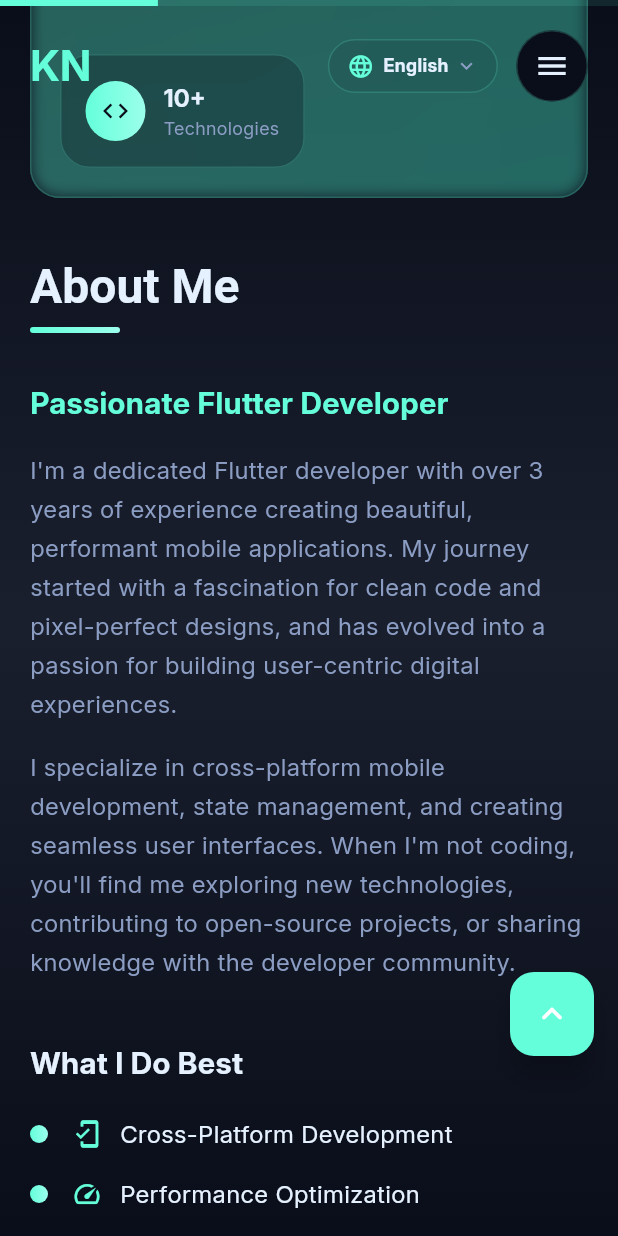
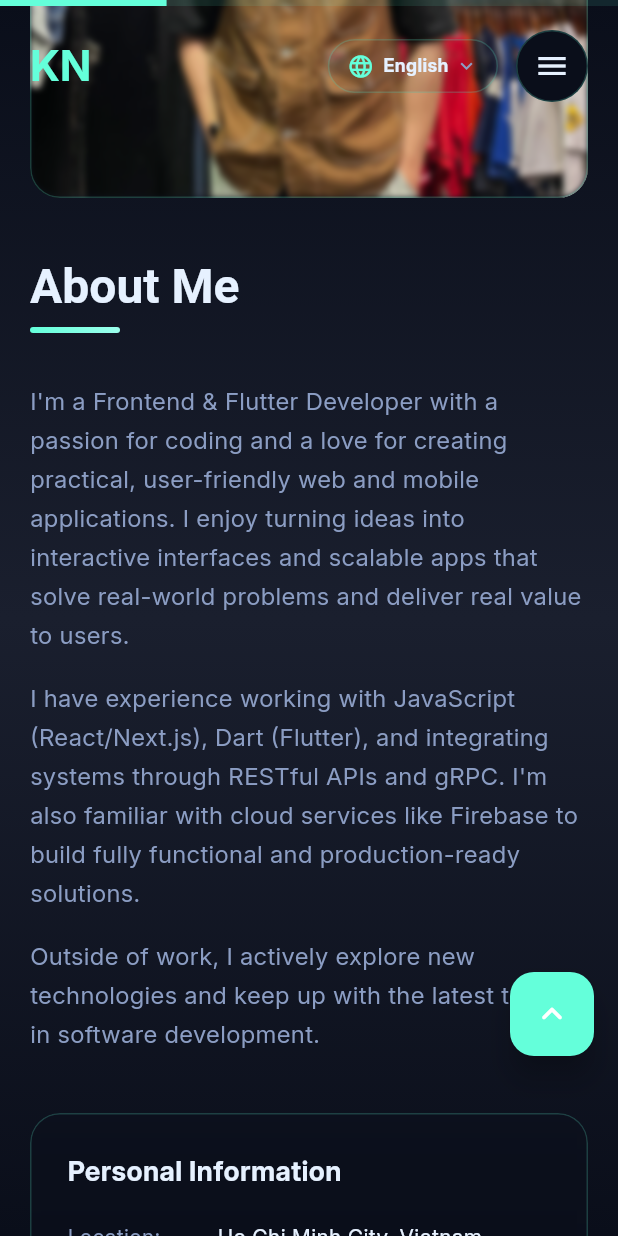
Before and after one commit to Mido2610/kiet_portfolio, a Flutter app: the screen it shows after launch, scrolled down 1152 dp, on a phone screen of 412 x 824 dp. Run offline on Flutter 3.47's test engine with Material 3 defaults, Android fonts, the phone set to English and light mode, and no system bars; our stand-ins replace animated_text_kit, flutter_hooks, flutter_staggered_animations, flutter_svg, freezed_annotation, google_fonts and 3 more; missing offline and left inert: emailjs; statements that could not run were skipped.

Commit message:
fix: fix text about_section and add image

```diff
--- a/lib/gen/l10n/app_localizations.dart
+++ b/lib/gen/l10n/app_localizations.dart
@@ -230,14 +230,26 @@ abstract class AppLocalizations {
   /// No description provided for @aboutDescription1.
   ///
   /// In en, this message translates to:
-  /// **'I\'m a dedicated Flutter developer with over 3 years of experience creating beautiful, performant mobile applications. My journey started with a fascination for clean code and pixel-perfect designs, and has evolved into a passion for building user-centric digital experiences.'**
+  /// **'I\'m a Frontend & Flutter Developer with a passion for coding and a love for creating practical, user-friendly web and mobile applications. I enjoy turning ideas into interactive interfaces and scalable apps that solve real-world problems and deliver real value to users.'**
   String get aboutDescription1;
 
   /// No description provided for @aboutDescription2.
   ///
   /// In en, this message translates to:
-  /// **'I specialize in cross-platform mobile development, state management, and creating seamless user interfaces. When I\'m not coding, you\'ll find me exploring new technologies, contributing to open-source projects, or sharing knowledge with the developer community.'**
+  /// **'I have experience working with JavaScript (React/Next.js), Dart (Flutter), and integrating systems through RESTful APIs and gRPC. I\'m also familiar with cloud services like Firebase to build fully functional and production-ready solutions.'**
   String get aboutDescription2;
+
+  /// No description provided for @aboutDescription3.
+  ///
+  /// In en, this message translates to:
+  /// **'I\'m particularly interested in the intersection of design, performance, and user experience — aiming to build technology that empowers people to work better, not replaces them.'**
+  String get aboutDescription3;
+
+  /// No description provided for @aboutDescription4.
+  ///
+  /// In en, this message translates to:
+  /// **'Outside of work, I actively explore new technologies and keep up with the latest trends in software development.'**
+  String get aboutDescription4;
 
   /// No description provided for @yearsExperience.
   ///
@@ -320,7 +332,7 @@ abstract class AppLocalizations {
   /// No description provided for @languagesValue.
   ///
   /// In en, this message translates to:
-  /// **'Vietnamese, English'**
+  /// **'Vietnamese, English, Japanese'**
   String get languagesValue;
 
   /// No description provided for @interests.
@@ -332,7 +344,7 @@ abstract class AppLocalizations {
   /// No description provided for @interestsValue.
   ///
   /// In en, this message translates to:
-  /// **'Technology, Design, Travel'**
+  /// **'Technology, Travel'**
   String get interestsValue;
 
   /// No description provided for @status.
--- a/lib/gen/l10n/app_localizations_en.dart
+++ b/lib/gen/l10n/app_localizations_en.dart
@@ -75,10 +75,16 @@ class AppLocalizationsEn extends AppLocalizations {
   String get passionateFlutterDeveloper => 'Passionate Flutter Developer';
 
   @override
-  String get aboutDescription1 => 'I\'m a dedicated Flutter developer with over 3 years of experience creating beautiful, performant mobile applications. My journey started with a fascination for clean code and pixel-perfect designs, and has evolved into a passion for building user-centric digital experiences.';
+  String get aboutDescription1 => 'I\'m a Frontend & Flutter Developer with a passion for coding and a love for creating practical, user-friendly web and mobile applications. I enjoy turning ideas into interactive interfaces and scalable apps that solve real-world problems and deliver real value to users.';
 
   @override
-  String get aboutDescription2 => 'I specialize in cross-platform mobile development, state management, and creating seamless user interfaces. When I\'m not coding, you\'ll find me exploring new technologies, contributing to open-source projects, or sharing knowledge with the developer community.';
+  String get aboutDescription2 => 'I have experience working with JavaScript (React/Next.js), Dart (Flutter), and integrating systems through RESTful APIs and gRPC. I\'m also familiar with cloud services like Firebase to build fully functional and production-ready solutions.';
+
+  @override
+  String get aboutDescription3 => 'I\'m particularly interested in the intersection of design, performance, and user experience — aiming to build technology that empowers people to work better, not replaces them.';
+
+  @override
+  String get aboutDescription4 => 'Outside of work, I actively explore new technologies and keep up with the latest trends in software development.';
 
   @override
   String get yearsExperience => '1+ Years';
@@ -120,13 +126,13 @@ class AppLocalizationsEn extends AppLocalizations {
   String get languages => 'Languages';
 
   @override
-  String get languagesValue => 'Vietnamese, English';
+  String get languagesValue => 'Vietnamese, English, Japanese';
 
   @override
   String get interests => 'Interests';
 
   @override
-  String get interestsValue => 'Technology, Design, Travel';
+  String get interestsValue => 'Technology, Travel';
 
   @override
   String get status => 'Status';
--- a/lib/gen/l10n/app_localizations_vi.dart
+++ b/lib/gen/l10n/app_localizations_vi.dart
@@ -51,7 +51,7 @@ class AppLocalizationsVi extends AppLocalizations {
   String get uiUxEnthusiast => 'Người đam mê UI/UX';
 
   @override
-  String get heroDescription => 'Tôi chuyên phát triển giao diện web bằng React và xây dựng ứng dụng di động đa nền tảng với Flutter';
+  String get heroDescription => 'Tôi phát triển giao diện web bằng React và xây dựng ứng dụng di động đa nền tảng với Flutter';
 
   @override
   String get viewMyWork => 'Xem công việc của tôi';
@@ -75,10 +75,16 @@ class AppLocalizationsVi extends AppLocalizations {
   String get passionateFlutterDeveloper => 'Lập trình viên Flutter đầy đam mê';
 
   @override
-  String get aboutDescription1 => 'Tôi là một lập trình viên Flutter tận tâm với hơn 3 năm kinh nghiệm tạo ra những ứng dụng di động đẹp mắt và hiệu suất cao. Hành trình của tôi bắt đầu từ sự say mê với code sạch và thiết kế hoàn hảo từng pixel, và đã phát triển thành niềm đam mê xây dựng những trải nghiệm số lấy người dùng làm trung tâm.';
+  String get aboutDescription1 => 'Tôi là lập trình viên Frontend & Flutter, đam mê lập trình và yêu thích việc tạo ra những sản phẩm web và mobile hữu ích, dễ sử dụng và có tính ứng dụng cao. Mình thích biến ý tưởng thành những giao diện tương tác và ứng dụng có tính mở rộng, giải quyết vấn đề thực tế và tạo ra giá trị cho người dùng.';
 
   @override
-  String get aboutDescription2 => 'Tôi chuyên về phát triển ứng dụng di động đa nền tảng, quản lý trạng thái và tạo ra giao diện người dùng mượt mà. Khi không lập trình, bạn sẽ thấy tôi khám phá các công nghệ mới, đóng góp cho các dự án mã nguồn mở hoặc chia sẻ kiến thức với cộng đồng lập trình viên.';
+  String get aboutDescription2 => 'Tôi có kinh nghiệm sử dụng JavaScript, TypeScript (React), Dart (Flutter), và tích hợp hệ thống thông qua RESTful API và gRPC. Đồng thời, mình cũng quen thuộc với các dịch vụ cloud như Firebase để xây dựng giải pháp đầy đủ tính năng.';
+
+  @override
+  String get aboutDescription3 => 'Tôi đặc biệt quan tâm đến sự kết hợp giữa thiết kế, hiệu năng và trải nghiệm người dùng – hướng đến việc tạo ra công nghệ giúp con người làm việc tốt hơn, thay vì thay thế họ.';
+
+  @override
+  String get aboutDescription4 => 'Ngoài công việc, tôi thường xuyên tìm hiểu công nghệ mới và khám phá các xu hướng mới trong lĩnh vực phần mềm';
 
   @override
   String get yearsExperience => '1+ Năm';
@@ -120,13 +126,13 @@ class AppLocalizationsVi extends AppLocalizations {
   String get languages => 'Ngôn ngữ';
 
   @override
-  String get languagesValue => 'Tiếng Việt, Tiếng Anh';
+  String get languagesValue => 'Tiếng Việt, Tiếng Anh, Tiếng Nhật';
 
   @override
   String get interests => 'Sở thích';
 
   @override
-  String get interestsValue => 'Công nghệ, Thiết kế, Du lịch';
+  String get interestsValue => 'Công nghệ, Du lịch';
 
   @override
   String get status => 'Trạng thái';
--- a/lib/l10n/app_en.arb
+++ b/lib/l10n/app_en.arb
@@ -25,8 +25,10 @@
 
   "aboutMe": "About Me",
   "passionateFlutterDeveloper": "Passionate Flutter Developer",
-  "aboutDescription1": "I'm a dedicated Flutter developer with over 3 years of experience creating beautiful, performant mobile applications. My journey started with a fascination for clean code and pixel-perfect designs, and has evolved into a passion for building user-centric digital experiences.",
-  "aboutDescription2": "I specialize in cross-platform mobile development, state management, and creating seamless user interfaces. When I'm not coding, you'll find me exploring new technologies, contributing to open-source projects, or sharing knowledge with the developer community.",
+  "aboutDescription1": "I'm a Frontend & Flutter Developer with a passion for coding and a love for creating practical, user-friendly web and mobile applications. I enjoy turning ideas into interactive interfaces and scalable apps that solve real-world problems and deliver real value to users.",
+  "aboutDescription2": "I have experience working with JavaScript (React/Next.js), Dart (Flutter), and integrating systems through RESTful APIs and gRPC. I'm also familiar with cloud services like Firebase to build fully functional and production-ready solutions.",
+  "aboutDescription3": "I'm particularly interested in the intersection of design, performance, and user experience — aiming to build technology that empowers people to work better, not replaces them.",
+  "aboutDescription4": "Outside of work, I actively explore new technologies and keep up with the latest trends in software development.",
   "yearsExperience": "1+ Years",
   "experienceLabel": "Experience",
   "technologiesCount": "10+",
@@ -40,9 +42,9 @@
   "location": "Location",
   "locationValue": "Ho Chi Minh City, Vietnam",
   "languages": "Languages",
-  "languagesValue": "Vietnamese, English",
+  "languagesValue": "Vietnamese, English, Japanese",
   "interests": "Interests",
-  "interestsValue": "Technology, Design, Travel",
+  "interestsValue": "Technology, Travel",
   "status": "Status",
   "statusValue": "Available for Freelance",
 
--- a/lib/l10n/app_vi.arb
+++ b/lib/l10n/app_vi.arb
@@ -16,7 +16,7 @@
   "mobileAppDeveloper": "Lập trình viên ứng dụng di động",
   "frontEndDeveloper": "Lập trình viên FrontEnd",
   "uiUxEnthusiast": "Người đam mê UI/UX",
-  "heroDescription": "Tôi chuyên phát triển giao diện web bằng React và xây dựng ứng dụng di động đa nền tảng với Flutter",
+  "heroDescription": "Tôi phát triển giao diện web bằng React và xây dựng ứng dụng di động đa nền tảng với Flutter",
   "viewMyWork": "Xem công việc của tôi",
   "contactMe": "Liên hệ với tôi",
   "github": "GitHub",
@@ -25,8 +25,10 @@
 
   "aboutMe": "Giới thiệu về tôi",
   "passionateFlutterDeveloper": "Lập trình viên Flutter đầy đam mê",
-  "aboutDescription1": "Tôi là một lập trình viên Flutter tận tâm với hơn 3 năm kinh nghiệm tạo ra những ứng dụng di động đẹp mắt và hiệu suất cao. Hành trình của tôi bắt đầu từ sự say mê với code sạch và thiết kế hoàn hảo từng pixel, và đã phát triển thành niềm đam mê xây dựng những trải nghiệm số lấy người dùng làm trung tâm.",
-  "aboutDescription2": "Tôi chuyên về phát triển ứng dụng di động đa nền tảng, quản lý trạng thái và tạo ra giao diện người dùng mượt mà. Khi không lập trình, bạn sẽ thấy tôi khám phá các công nghệ mới, đóng góp cho các dự án mã nguồn mở hoặc chia sẻ kiến thức với cộng đồng lập trình viên.",
+  "aboutDescription1": "Tôi là lập trình viên Frontend & Flutter, đam mê lập trình và yêu thích việc tạo ra những sản phẩm web và mobile hữu ích, dễ sử dụng và có tính ứng dụng cao. Mình thích biến ý tưởng thành những giao diện tương tác và ứng dụng có tính mở rộng, giải quyết vấn đề thực tế và tạo ra giá trị cho người dùng.",
+  "aboutDescription2": "Tôi có kinh nghiệm sử dụng JavaScript, TypeScript (React), Dart (Flutter), và tích hợp hệ thống thông qua RESTful API và gRPC. Đồng thời, mình cũng quen thuộc với các dịch vụ cloud như Firebase để xây dựng giải pháp đầy đủ tính năng.",
+  "aboutDescription3": "Tôi đặc biệt quan tâm đến sự kết hợp giữa thiết kế, hiệu năng và trải nghiệm người dùng – hướng đến việc tạo ra công nghệ giúp con người làm việc tốt hơn, thay vì thay thế họ.",
+  "aboutDescription4": "Ngoài công việc, tôi thường xuyên tìm hiểu công nghệ mới và khám phá các xu hướng mới trong lĩnh vực phần mềm",
   "yearsExperience": "1+ Năm",
   "experienceLabel": "Kinh nghiệm",
   "technologiesCount": "10+",
@@ -40,9 +42,9 @@
   "location": "Địa điểm",
   "locationValue": "Thành phố Hồ Chí Minh, Việt Nam",
   "languages": "Ngôn ngữ",
-  "languagesValue": "Tiếng Việt, Tiếng Anh",
+  "languagesValue": "Tiếng Việt, Tiếng Anh, Tiếng Nhật",
   "interests": "Sở thích",
-  "interestsValue": "Công nghệ, Thiết kế, Du lịch",
+  "interestsValue": "Công nghệ, Du lịch",
   "status": "Trạng thái",
   "statusValue": "Sẵn sàng nhận Freelance",
 
--- a/lib/presentation/sections/about_section.dart
+++ b/lib/presentation/sections/about_section.dart
@@ -1,7 +1,6 @@
 import 'package:flutter/material.dart';
 import 'package:flutter_hooks/flutter_hooks.dart';
 import 'package:hooks_riverpod/hooks_riverpod.dart';
-import 'package:flutter_staggered_animations/flutter_staggered_animations.dart';
 import 'package:kiet_portfolio/presentation/animations/fade_in_up.dart';
 import 'package:kiet_portfolio/presentation/animations/slide_in_left.dart';
 import 'package:kiet_portfolio/presentation/animations/typing_animation.dart';
@@ -121,11 +120,14 @@ class AboutImageSection extends StatelessWidget {
                 borderRadius: BorderRadius.circular(20),
               ),
             ),
-            // Profile Image - Replaced with placeholder
             Positioned.fill(
               child: ClipRRect(
                 borderRadius: BorderRadius.circular(20),
-                child: Container(
+                child: Image.asset(
+                  'assets/images/kiet2.jpg',
+                  fit: BoxFit.cover,
+                  errorBuilder: (context, error, stackTrace) {
+                    return Container(
                       color: AppColors.accent.withAlpha((0.3 * 255).round()),
                       child: const Center(
                         child: Icon(
@@ -134,14 +136,16 @@ class AboutImageSection extends StatelessWidget {
                           color: AppColors.textSecondary,
                         ),
                       ),
+                    );
+                  },
                 ),
               ),
             ),
-            // Glass Overlay
+            // Glass Overlay với độ mờ giảm
             Positioned.fill(
               child: GlassContainer(
-                opacity: 0.1,
-                blur: 5,
+                opacity: 0.05, // Giảm từ 0.1 xuống 0.05
+                blur: 2, // Giảm từ 5 xuống 2
                 borderRadius: BorderRadius.circular(20),
                 child: const SizedBox(),
               ),
@@ -172,19 +176,6 @@ class AboutFloatingElements extends StatelessWidget {
               icon: Icons.work_history,
               text: l10n(context).yearsExperience,
               subtitle: l10n(context).experienceLabel,
-            ),
-          ),
-        ),
-        Positioned(
-          bottom: 20,
-          left: 20,
-          child: SlideInLeft(
-            delay: const Duration(milliseconds: 1200),
-            duration: const Duration(milliseconds: 800),
-            child: AboutFloatingCard(
-              icon: Icons.code,
-              text: l10n(context).technologiesCount,
-              subtitle: l10n(context).technologies,
             ),
           ),
         ),
@@ -272,11 +263,6 @@ class AboutContentSection extends StatelessWidget {
         ),
         const SizedBox(height: 40),
         FadeInUp(
-          delay: const Duration(milliseconds: 800),
-          child: _HightlightsWidget(),
-        ),
-        const SizedBox(height: 40),
-        FadeInUp(
           delay: const Duration(milliseconds: 1000),
           child: _PersonalInfoWidget(),
         ),
@@ -333,20 +319,6 @@ class _DescriptionWidget extends StatelessWidget {
       crossAxisAlignment: CrossAxisAlignment.start,
       children: [
         Text(
-          l10n(context).passionateFlutterDeveloper,
-          style: TextStyle(
-            fontSize: ResponsiveUtils.getResponsiveFontSize(
-              context,
-              mobile: 20,
-              tablet: 24,
-              desktop: 28,
-            ),
-            fontWeight: FontWeight.w600,
-            color: AppColors.accent,
-          ),
-        ),
-        const SizedBox(height: 16),
-        Text(
           l10n(context).aboutDescription1,
           style: TextStyle(
             fontSize: ResponsiveUtils.getResponsiveFontSize(
@@ -373,98 +345,21 @@ class _DescriptionWidget extends StatelessWidget {
             height: 1.6,
           ),
         ),
-      ],
-    );
-  }
-}
-
-class _HightlightsWidget extends StatelessWidget {
-  const _HightlightsWidget();
-
-  @override
-  Widget build(BuildContext context) {
-    final highlights = [
-      {'icon': Icons.mobile_friendly, 'text': l10n(context).crossPlatformDevelopment},
-      {'icon': Icons.speed, 'text': l10n(context).performanceOptimization},
-      {'icon': Icons.design_services, 'text': l10n(context).uiUxImplementation},
-      {'icon': Icons.cloud, 'text': l10n(context).backendIntegration},
-    ];
-
-    return Column(
-      crossAxisAlignment: CrossAxisAlignment.start,
-      children: [
+        const SizedBox(height: 16),
         Text(
-          l10n(context).whatIDooBest,
-          style: const TextStyle(
-            fontSize: 20,
-            fontWeight: FontWeight.w600,
-            color: AppColors.textPrimary,
+          l10n(context).aboutDescription4,
+          style: TextStyle(
+            fontSize: ResponsiveUtils.getResponsiveFontSize(
+              context,
+              mobile: 16,
+              tablet: 18,
+              desktop: 18,
             ),
-        ),
-        const SizedBox(height: 20),
-        AnimationLimiter(
-          child: Column(
-            children:
-                highlights.asMap().entries.map((entry) {
-                  final index = entry.key;
-                  final highlight = entry.value;
-
-                  return AnimationConfiguration.staggeredList(
-                    position: index,
-                    duration: const Duration(milliseconds: 300),
-                    child: SlideAnimation(
-                      verticalOffset: 20,
-                      child: FadeInAnimation(
-                        child: _HighlightItemWidget(
-                          icon: highlight['icon'] as IconData,
-                          text: highlight['text'] as String,
-                        ),
-                      ),
-                    ),
-                  );
-                }).toList(),
+            color: AppColors.textSecondary,
+            height: 1.6,
           ),
         ),
       ],
-    );
-  }
-}
-
-class _HighlightItemWidget extends StatelessWidget {
-  final IconData icon;
-  final String text;
-
-  const _HighlightItemWidget({required this.icon, required this.text});
-
-  @override
-  Widget build(BuildContext context) {
-    return Padding(
-      padding: const EdgeInsets.only(bottom: 16),
-      child: Row(
-        children: [
-          Container(
-            width: 12,
-            height: 12,
-            decoration: BoxDecoration(
-              gradient: const LinearGradient(
-                colors: [AppColors.accent, AppColors.accentLight],
-              ),
-              borderRadius: BorderRadius.circular(6),
-            ),
-          ),
-          const SizedBox(width: 16),
-          Icon(icon, color: AppColors.accent, size: 20),
-          const SizedBox(width: 12),
-          Text(
-            text,
-            style: const TextStyle(
-              color: AppColors.textPrimary,
-              fontSize: 16,
-              fontWeight: FontWeight.w500,
-            ),
-          ),
-        ],
-      ),
     );
   }
 }
@@ -478,7 +373,6 @@ class _PersonalInfoWidget extends StatelessWidget {
       {'label': l10n(context).location, 'value': l10n(context).locationValue},
       {'label': l10n(context).languages, 'value': l10n(context).languagesValue},
       {'label': l10n(context).interests, 'value': l10n(context).interestsValue},
-      {'label': l10n(context).status, 'value': l10n(context).statusValue},
     ];
 
     return GlassContainer(
```
Also changed, not shown: assets/images/kiet2.jpg (added). Lines whose indentation alone changed are shown as unchanged.
